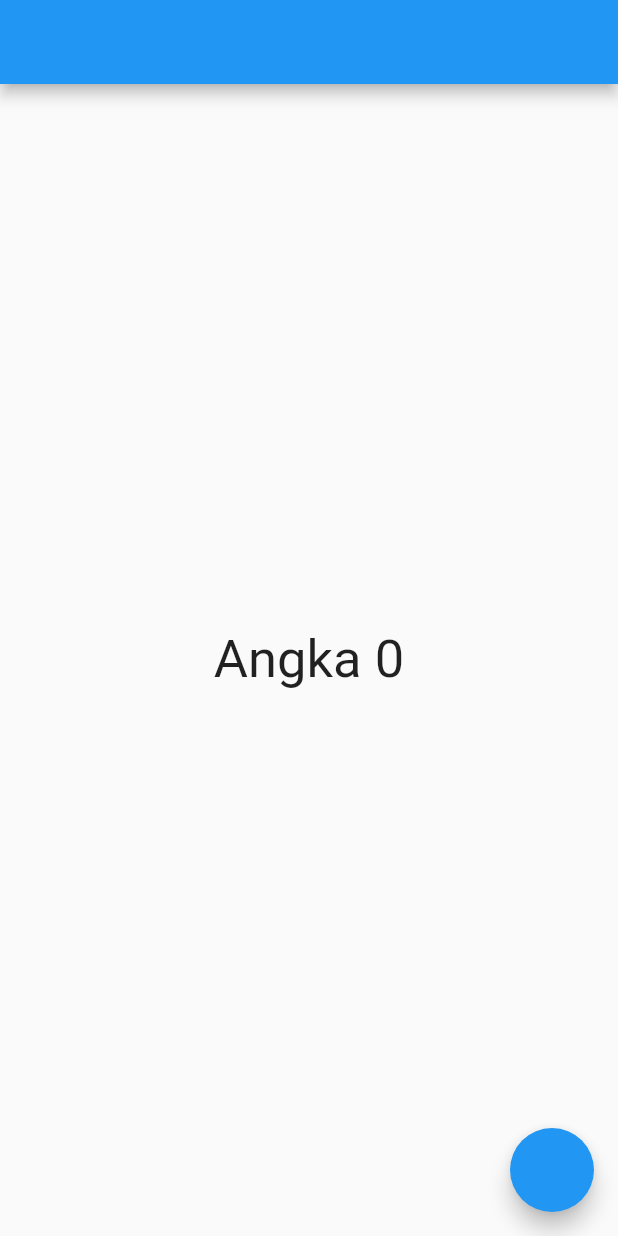
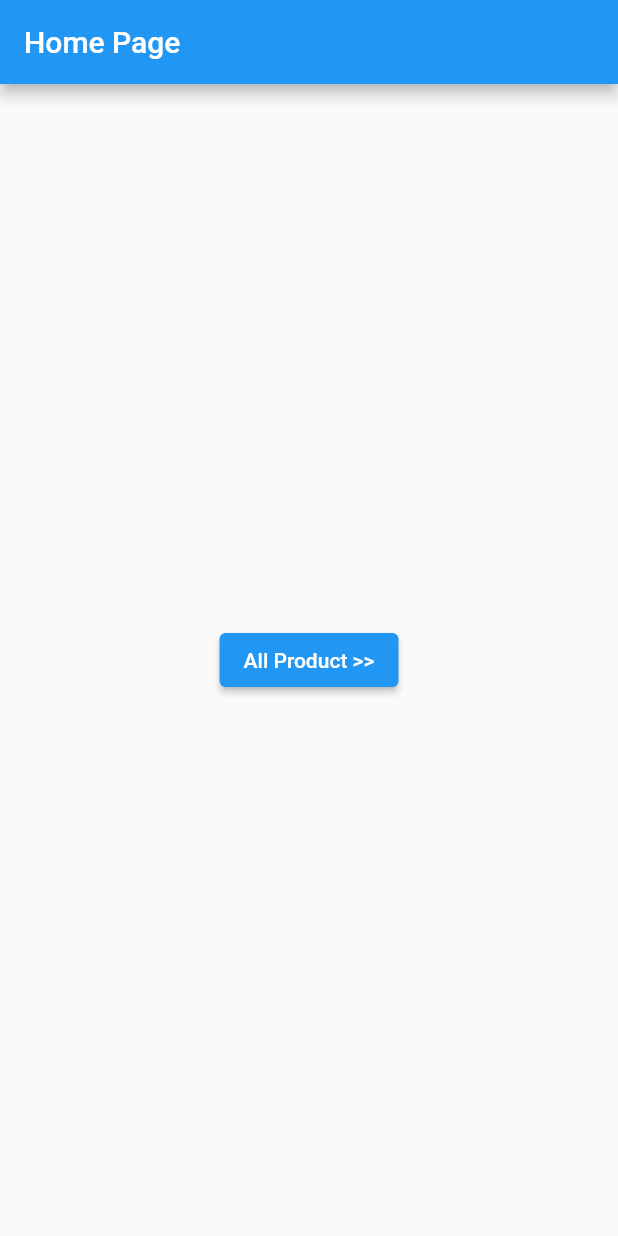
Before and after one commit to krisnachy/flutter_getx, a Flutter app: the screen it shows after launch, on a phone screen of 412 x 824 dp. Run offline on Flutter 3.47's test engine with Material 2 defaults, Android fonts, the phone set to English and light mode, and no system bars; our stand-ins replace get.

Commit message:
update dynamic

```diff
--- a/lib/main.dart
+++ b/lib/main.dart
@@ -1,4 +1,7 @@
 import 'package:flutter/material.dart';
+import 'package:flutter_getx/pages/detail.dart';
+import 'package:flutter_getx/pages/home.dart';
+import 'package:flutter_getx/pages/product.dart';
 import 'package:get/get.dart';
 
 void main() {
@@ -6,26 +9,15 @@ void main() {
 }
 
 class MyApp extends StatelessWidget {
-  MyApp({Key? key}) : super(key: key);
-
-  var count = 0.obs;
-  void add() {
-    count++;
-  }
-
   @override
   Widget build(BuildContext context) {
-    return MaterialApp(
-      home: Scaffold(
-        appBar: AppBar(),
-        body: Center(
-          child: Obx(() => Text(
-                'Angka $count',
-                style: const TextStyle(fontSize: 35),
-              )),
-        ),
-        floatingActionButton: FloatingActionButton(onPressed: () => add()),
-      ),
+    return GetMaterialApp(
+      home: HomePage(),
+      getPages: [
+        GetPage(name: '/', page: () => HomePage()),
+        GetPage(name: '/product', page: () => ProductPage()),
+        GetPage(name: '/product-detail', page: () => DetailPage()),
+      ],
     );
   }
 }
--- /dev/null
+++ b/lib/pages/detail.dart
@@ -0,0 +1,30 @@
+import 'package:flutter/material.dart';
+import 'package:get/get.dart';
+
+class DetailPage extends StatelessWidget {
+  const DetailPage({Key? key}) : super(key: key);
+
+  @override
+  Widget build(BuildContext context) {
+    return Scaffold(
+      appBar: AppBar(
+        title: const Text('All Product'),
+      ),
+      body: Center(
+        child: Column(
+          children: [
+            ElevatedButton(
+                onPressed: () => Get.toNamed('/product'),
+                child: const Text('Product 1')),
+            ElevatedButton(
+                onPressed: () => Get.toNamed('/product'),
+                child: const Text('Product 2')),
+            ElevatedButton(
+                onPressed: () => Get.toNamed('/product'),
+                child: const Text('Product 3')),
+          ],
+        ),
+      ),
+    );
+  }
+}
--- /dev/null
+++ b/lib/pages/home.dart
@@ -0,0 +1,21 @@
+import 'package:flutter/material.dart';
+import 'package:get/get.dart';
+
+class HomePage extends StatelessWidget {
+  const HomePage({Key? key}) : super(key: key);
+
+  @override
+  Widget build(BuildContext context) {
+    return Scaffold(
+      appBar: AppBar(
+        title: const Text('Home Page'),
+      ),
+      body: Center(
+        child: ElevatedButton(
+          onPressed: () => Get.toNamed('/product'),
+          child: const Text('All Product >>')
+          ),
+      ),
+    );
+  }
+}
--- /dev/null
+++ b/lib/pages/product.dart
@@ -0,0 +1,30 @@
+import 'package:flutter/material.dart';
+import 'package:get/get.dart';
+
+class ProductPage extends StatelessWidget {
+  const ProductPage({Key? key}) : super(key: key);
+
+  @override
+  Widget build(BuildContext context) {
+    return Scaffold(
+      appBar: AppBar(
+        title: const Text('All Product'),
+      ),
+      body: Center(
+        child: Column(
+          children: [
+            ElevatedButton(
+                onPressed: () => Get.toNamed('/product'),
+                child: const Text('Product 1')),
+            ElevatedButton(
+                onPressed: () => Get.toNamed('/product'),
+                child: const Text('Product 2')),
+            ElevatedButton(
+                onPressed: () => Get.toNamed('/product'),
+                child: const Text('Product 3')),
+          ],
+        ),
+      ),
+    );
+  }
+}
```
